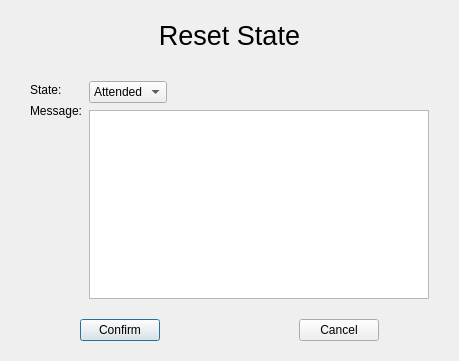
First picture: the form in coding/GRP17-master-formal-version/resources/UI_resources/modifyState_Dialog.ui, repository Yiming-Li666/GRP-P19, before the edit.
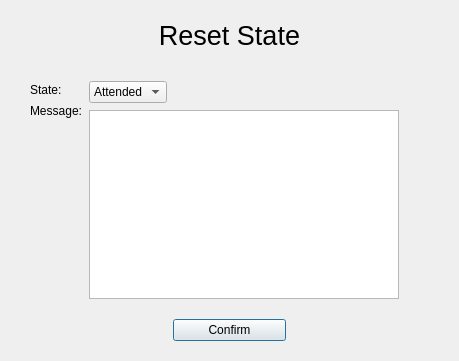
Second picture: the form after the edit.

What changed in the file:
```diff
--- a/coding/GRP17-master-formal-version/resources/UI_resources/modifyState_Dialog.ui
+++ b/coding/GRP17-master-formal-version/resources/UI_resources/modifyState_Dialog.ui
@@ -102,6 +102,9 @@
        </item>
        <item>
         <layout class="QVBoxLayout" name="verticalLayout_2">
+         <property name="rightMargin">
+          <number>30</number>
+         </property>
          <item>
           <layout class="QHBoxLayout" name="horizontalLayout">
            <item>
@@ -152,47 +155,62 @@
         <number>7</number>
        </property>
        <property name="leftMargin">
-        <number>50</number>
+        <number>30</number>
        </property>
        <property name="topMargin">
         <number>0</number>
        </property>
        <property name="rightMargin">
-        <number>50</number>
+        <number>30</number>
        </property>
        <property name="bottomMargin">
         <number>0</number>
        </property>
+       <item>
+        <spacer name="horizontalSpacer">
+         <property name="orientation">
+          <enum>Qt::Horizontal</enum>
+         </property>
+         <property name="sizeHint" stdset="0">
+          <size>
+           <width>40</width>
+           <height>20</height>
+          </size>
+         </property>
+        </spacer>
+       </item>
        <item>
         <widget class="QPushButton" name="pushButton">
+         <property name="sizePolicy">
+          <sizepolicy hsizetype="MinimumExpanding" vsizetype="Fixed">
+           <horstretch>0</horstretch>
+           <verstretch>0</verstretch>
+          </sizepolicy>
+         </property>
+         <property name="maximumSize">
+          <size>
+           <width>300</width>
+           <height>16777215</height>
+          </size>
+         </property>
          <property name="text">
           <string>Confirm</string>
          </property>
         </widget>
        </item>
        <item>
-        <spacer name="horizontalSpacer">
+        <spacer name="horizontalSpacer_3">
          <property name="orientation">
           <enum>Qt::Horizontal</enum>
          </property>
-         <property name="sizeType">
-          <enum>QSizePolicy::Expanding</enum>
-         </property>
          <property name="sizeHint" stdset="0">
           <size>
-           <width>30</width>
+           <width>40</width>
            <height>20</height>
           </size>
          </property>
         </spacer>
        </item>
-       <item>
-        <widget class="QPushButton" name="pushButton_2">
-         <property name="text">
-          <string>Cancel</string>
-         </property>
-        </widget>
-       </item>
       </layout>
      </item>
     </layout>
```
Left out of the diff: 16 changed lines with no effect on the pictures.
